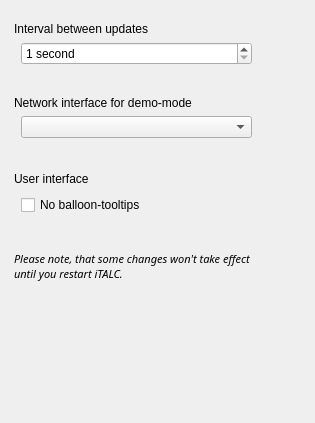
Old version of the form ima/dialogs/config.ui in the repository veyon/veyon.
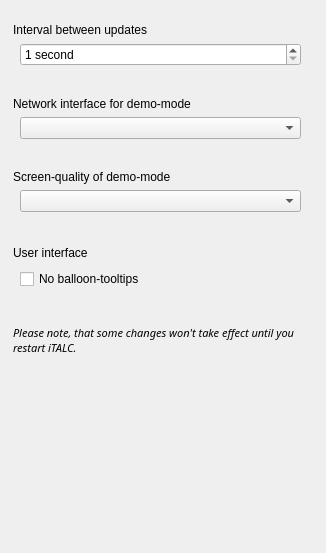
New version of the form. Icons and pictures are not drawn.

Commit message: quality-modes for demo-mode, new rectList-class, other fixes

```diff
--- a/ima/dialogs/config.ui
+++ b/ima/dialogs/config.ui
@@ -8,8 +8,8 @@
    <rect>
     <x>0</x>
     <y>0</y>
-    <width>315</width>
-    <height>423</height>
+    <width>326</width>
+    <height>553</height>
    </rect>
   </property>
   <property name="windowTitle" >
@@ -18,10 +18,10 @@
   <widget class="QWidget" name="" >
    <property name="geometry" >
     <rect>
-     <x>1</x>
-     <y>22</y>
-     <width>251</width>
-     <height>388</height>
+     <x>0</x>
+     <y>23</y>
+     <width>301</width>
+     <height>482</height>
     </rect>
    </property>
    <layout class="QVBoxLayout" >
@@ -127,7 +127,7 @@
       </property>
       <property name="sizeHint" >
        <size>
-        <width>16</width>
+        <width>249</width>
         <height>25</height>
        </size>
       </property>
@@ -211,7 +211,91 @@
       </property>
       <property name="sizeHint" >
        <size>
-        <width>16</width>
+        <width>249</width>
+        <height>25</height>
+       </size>
+      </property>
+     </spacer>
+    </item>
+    <item>
+     <layout class="QHBoxLayout" >
+      <property name="margin" >
+       <number>0</number>
+      </property>
+      <property name="spacing" >
+       <number>6</number>
+      </property>
+      <item>
+       <widget class="QLabel" name="label_9" >
+        <property name="sizePolicy" >
+         <sizepolicy>
+          <hsizetype>0</hsizetype>
+          <vsizetype>0</vsizetype>
+          <horstretch>0</horstretch>
+          <verstretch>0</verstretch>
+         </sizepolicy>
+        </property>
+        <property name="text" >
+         <string/>
+        </property>
+        <property name="pixmap" >
+         <pixmap resource="../italc.qrc" >:/resources/demoquality.png</pixmap>
+        </property>
+       </widget>
+      </item>
+      <item>
+       <widget class="QLabel" name="label_14" >
+        <property name="text" >
+         <string>Screen-quality of demo-mode</string>
+        </property>
+       </widget>
+      </item>
+     </layout>
+    </item>
+    <item>
+     <layout class="QHBoxLayout" >
+      <property name="margin" >
+       <number>0</number>
+      </property>
+      <property name="spacing" >
+       <number>6</number>
+      </property>
+      <item>
+       <spacer>
+        <property name="orientation" >
+         <enum>Qt::Horizontal</enum>
+        </property>
+        <property name="sizeType" >
+         <enum>QSizePolicy::Fixed</enum>
+        </property>
+        <property name="sizeHint" >
+         <size>
+          <width>20</width>
+          <height>1</height>
+         </size>
+        </property>
+       </spacer>
+      </item>
+      <item>
+       <widget class="QComboBox" name="demoQualityCB" >
+        <property name="whatsThis" >
+         <string>&lt;html>&lt;head>&lt;meta name="qrichtext" content="1" />&lt;/head>&lt;body style=" white-space: pre-wrap; font-family:Sans Serif; font-size:9pt; font-weight:400; font-style:normal; text-decoration:none;">&lt;p style=" margin-top:0px; margin-bottom:0px; margin-left:0px; margin-right:0px; -qt-block-indent:0; text-indent:0px;">Here you can select the network interface with the according IP-address which is used for demo-purposes. Actually this only concerns you if your computer has more than one network-card. Incorrect settings may result in being able to show a demo.&lt;/p>&lt;/body>&lt;/html></string>
+        </property>
+       </widget>
+      </item>
+     </layout>
+    </item>
+    <item>
+     <spacer>
+      <property name="orientation" >
+       <enum>Qt::Vertical</enum>
+      </property>
+      <property name="sizeType" >
+       <enum>QSizePolicy::Fixed</enum>
+      </property>
+      <property name="sizeHint" >
+       <size>
+        <width>249</width>
         <height>25</height>
        </size>
       </property>
@@ -306,7 +390,7 @@
       </property>
       <property name="sizeHint" >
        <size>
-        <width>16</width>
+        <width>249</width>
         <height>30</height>
        </size>
       </property>
@@ -357,8 +441,8 @@
       </property>
       <property name="sizeHint" >
        <size>
-        <width>20</width>
-        <height>40</height>
+        <width>249</width>
+        <height>56</height>
        </size>
       </property>
      </spacer>
```
The commit also changes 24 other files.
